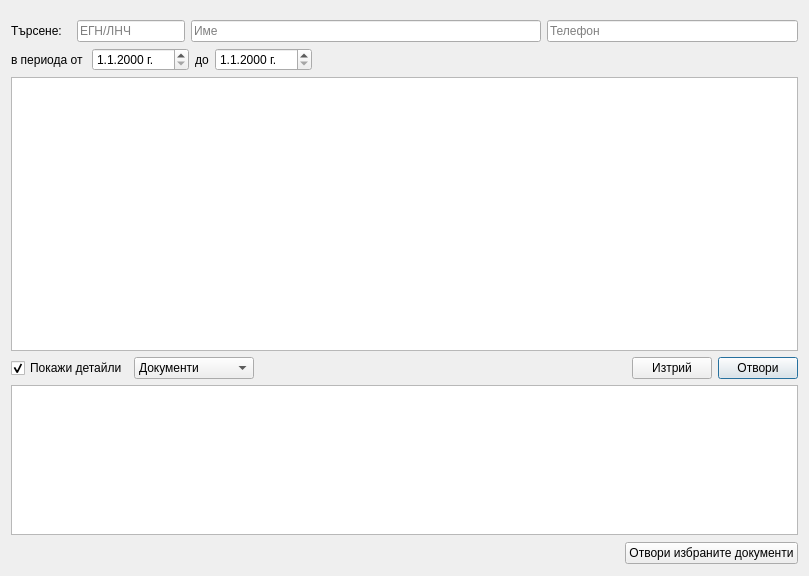
The window that src/View/Widgets/BrowserDialog.ui (thefinalcutbg/DinoDent) describes before a commit, drawn with Qt 5.
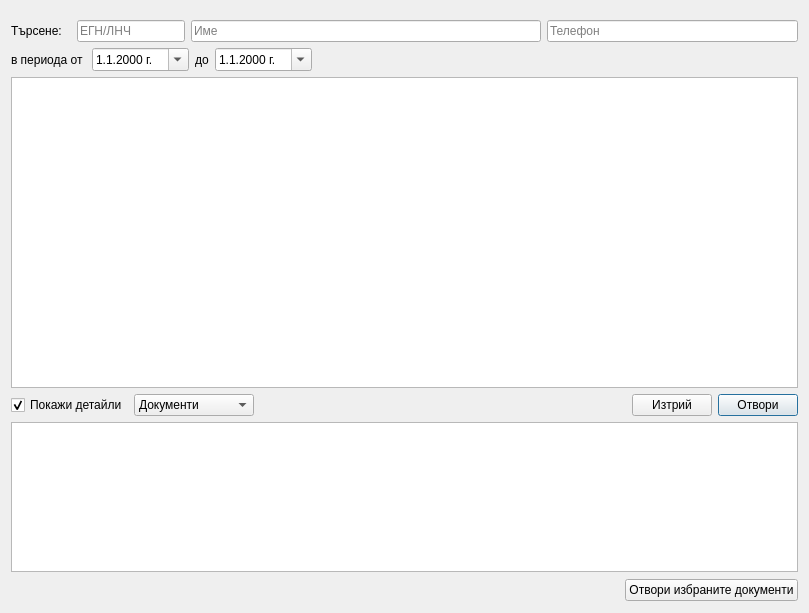
The same window after the commit. Custom widgets are drawn as their Qt base class.

The edit to the form file:
```diff
--- a/src/View/Widgets/BrowserDialog.ui
+++ b/src/View/Widgets/BrowserDialog.ui
@@ -7,7 +7,7 @@
     <x>0</x>
     <y>0</y>
     <width>809</width>
-    <height>576</height>
+    <height>613</height>
    </rect>
   </property>
   <property name="windowTitle">
@@ -147,6 +147,9 @@
           <property name="displayFormat">
            <string notr="true">d.M.yyyy 'г.'</string>
           </property>
+          <property name="calendarPopup">
+           <bool>true</bool>
+          </property>
          </widget>
         </item>
         <item>
@@ -161,6 +164,9 @@
           <property name="displayFormat">
            <string notr="true">d.M.yyyy 'г.'</string>
           </property>
+          <property name="calendarPopup">
+           <bool>true</bool>
+          </property>
          </widget>
         </item>
         <item>
```
Left out of the diff: 8 changed lines with no effect on the pictures.
